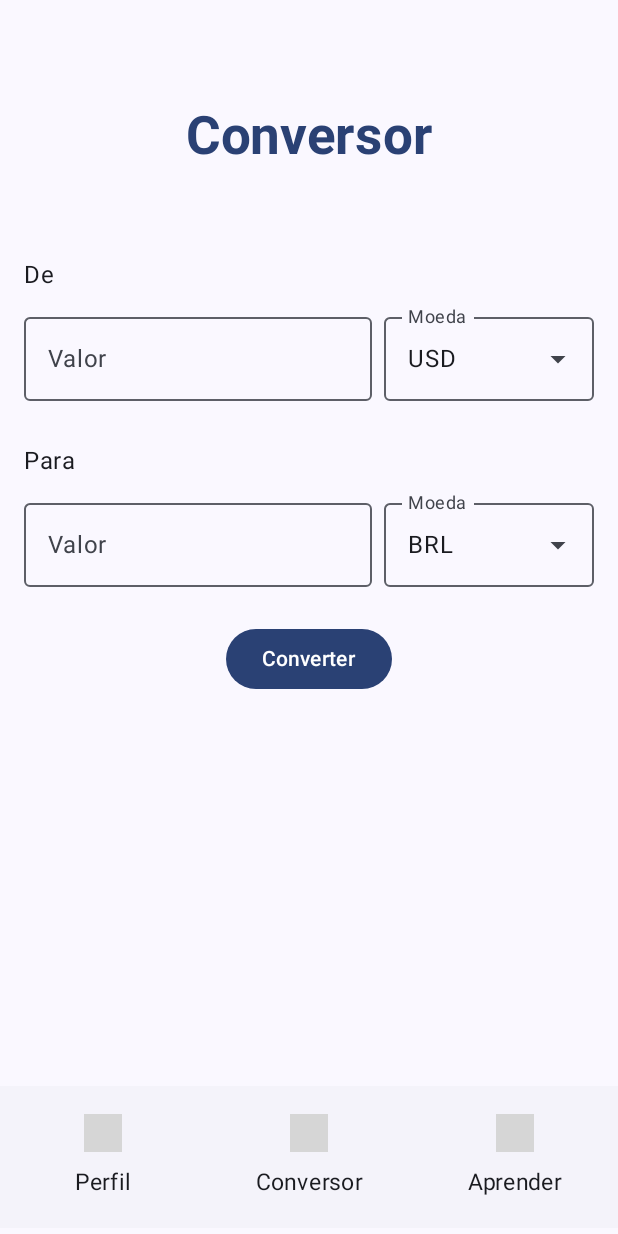
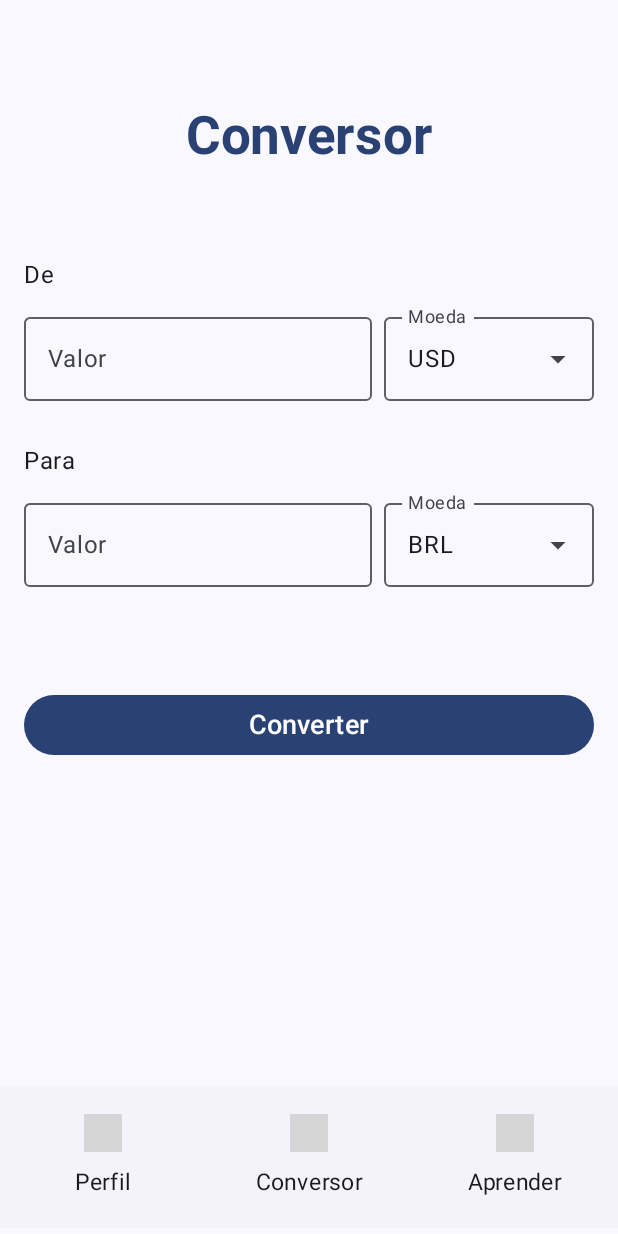
Before and after one commit to joaomelara/financed, an Android app built with Jetpack Compose: the Conversor screen opened through its navigation route, on a phone screen of 412 x 824 dp. Run offline under Robolectric (Android 15) with nearby library versions, the light colour scheme and no system bars; libraries missing offline, so code that uses them is left out: com.mikepenz.iconics; 1 statement that could not run was skipped; grey boxes are pictures that could not be loaded.

Commit message:
Improved button appearance and added more currencies

```diff
--- a/app/src/main/java/com/example/financeseducation/screens/Converter.kt
+++ b/app/src/main/java/com/example/financeseducation/screens/Converter.kt
@@ -44,7 +44,7 @@ import kotlinx.coroutines.withContext
 @OptIn(androidx.compose.material3.ExperimentalMaterial3Api::class)
 @Composable
 fun Converter(navController: NavController) {
-    val currencies = listOf("USD", "BRL", "EUR")
+    val currencies = listOf("USD", "BRL", "EUR", "CNY", "JPY", "GBP", "AOA", "ARS")
 
     var topAmount by rememberSaveable { mutableStateOf("") }
     var topCurrency by rememberSaveable { mutableStateOf(currencies[0]) }
@@ -192,9 +192,11 @@ fun Converter(navController: NavController) {
                 }
             }
 
-            Spacer(modifier = Modifier.height(16.dp))
+            Spacer(modifier = Modifier.height(60.dp))
 
-            Button(onClick = {
+            Button(
+                modifier = Modifier.fillMaxWidth(),
+                onClick = {
                 if (!canConvert) return@Button
 
                 CoroutineScope(Dispatchers.IO).launch {
@@ -215,8 +217,6 @@ fun Converter(navController: NavController) {
                                 bottomAmount = String.format("%.2f", converted)
                             } else {
                                 bottomAmount = ""
-                                println("errror1")
-                                println(resp)
                             }
                         }
                     } catch (e: Exception) {
@@ -226,7 +226,7 @@ fun Converter(navController: NavController) {
                     }
                 }
             }) {
-                Text("Converter")
+                Text(fontSize =  18.sp,text = "Converter")
             }
         }
 
```
